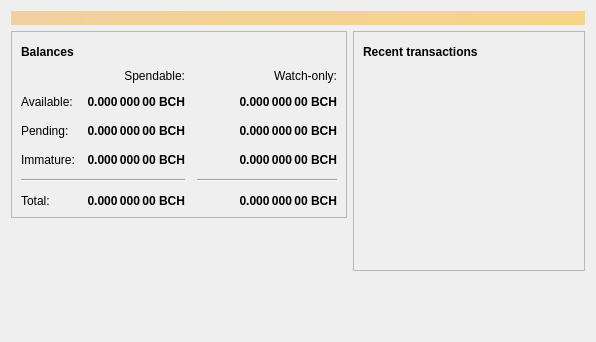
Bitcoin-ABC/bitcoin-abc, file src/qt/forms/overviewpage.ui: the form before one commit.
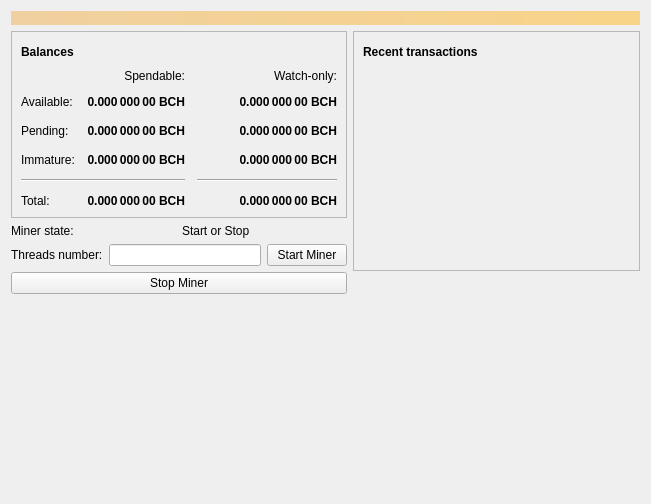
The form after the commit. Icons and pictures are not drawn.

Commit message:
feat: [mining]restore cpu mining; add mining button in qt
Summary: see title.

Test Plan:
  make check

What changed in the file:
```diff
--- a/src/qt/forms/overviewpage.ui
+++ b/src/qt/forms/overviewpage.ui
@@ -6,8 +6,8 @@
    <rect>
     <x>0</x>
     <y>0</y>
-    <width>596</width>
-    <height>342</height>
+    <width>651</width>
+    <height>504</height>
    </rect>
   </property>
   <property name="windowTitle">
@@ -406,6 +406,52 @@
          </layout>
         </widget>
        </item>
+       <item>
+        <layout class="QHBoxLayout" name="horizontalLayout_3" stretch="0,0">
+         <item>
+          <widget class="QLabel" name="lableMinerStateText">
+           <property name="text">
+            <string>Miner state:</string>
+           </property>
+          </widget>
+         </item>
+         <item>
+          <widget class="QLabel" name="lableMinerState">
+           <property name="text">
+            <string>Start or Stop</string>
+           </property>
+          </widget>
+         </item>
+        </layout>
+       </item>
+       <item>
+        <layout class="QHBoxLayout" name="horizontalLayout_5">
+         <item>
+          <widget class="QLabel" name="labelThreadNumber">
+           <property name="text">
+            <string>Threads number:</string>
+           </property>
+          </widget>
+         </item>
+         <item>
+          <widget class="QLineEdit" name="threadNumberEdit"/>
+         </item>
+         <item>
+          <widget class="QPushButton" name="startMinerButton">
+           <property name="text">
+            <string>Start Miner</string>
+           </property>
+          </widget>
+         </item>
+        </layout>
+       </item>
+       <item>
+        <widget class="QPushButton" name="stopMinerButton">
+         <property name="text">
+          <string>Stop Miner</string>
+         </property>
+        </widget>
+       </item>
        <item>
         <spacer name="verticalSpacer">
          <property name="orientation">
```
The commit also changes 12 other files.
